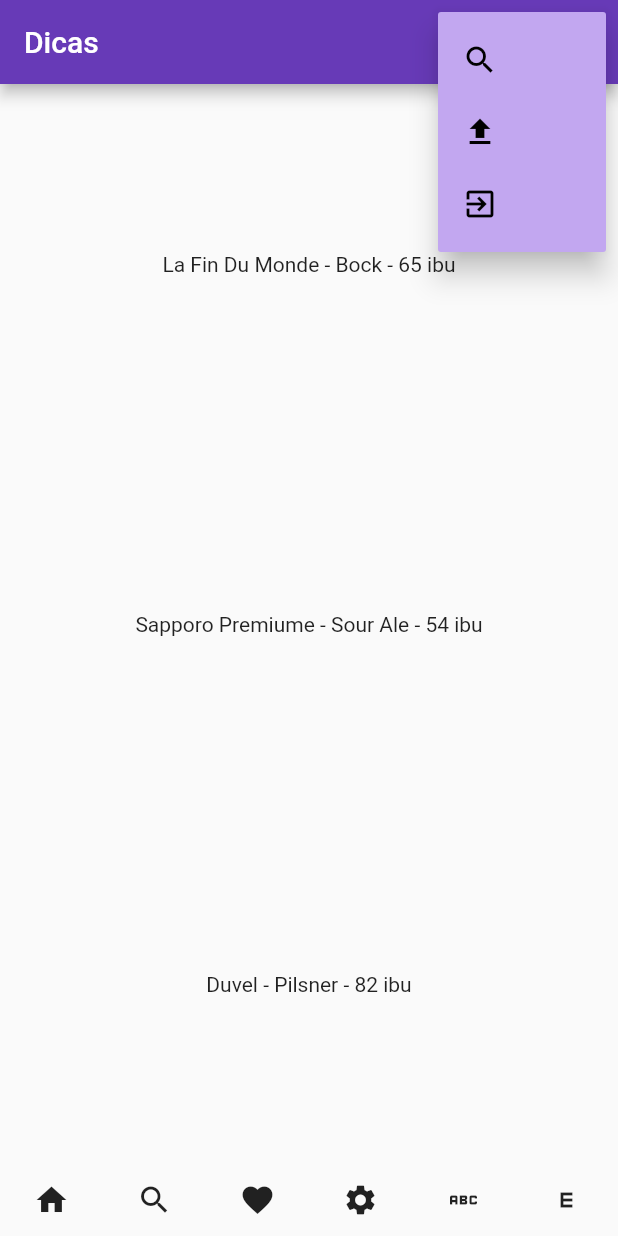
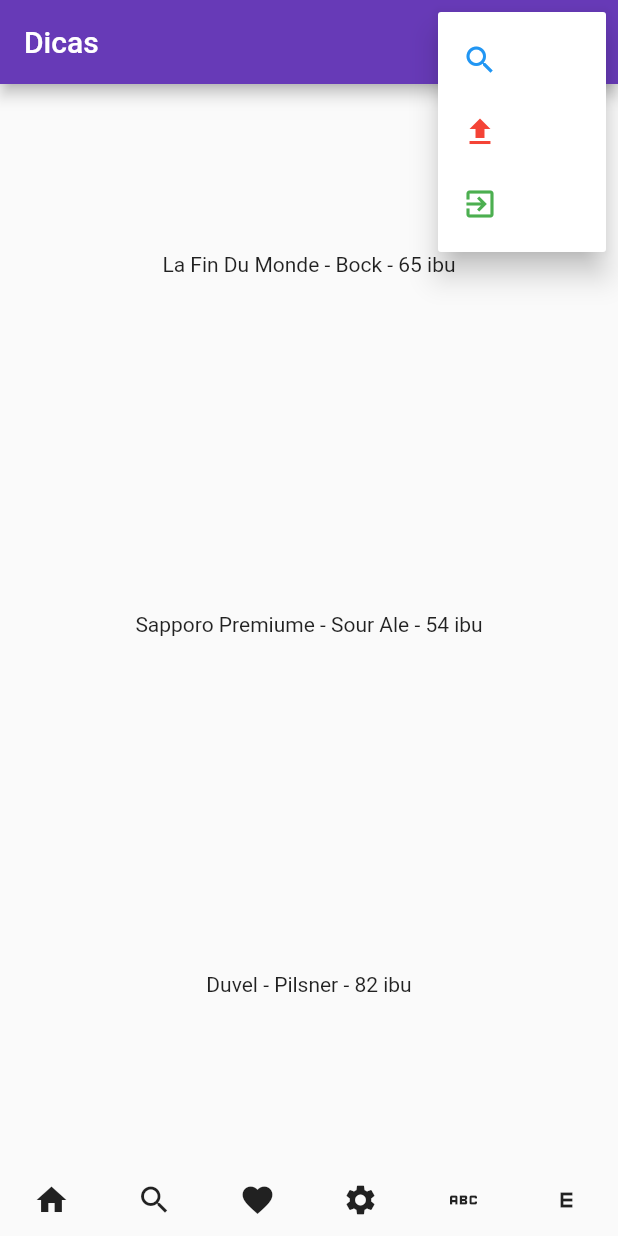
Before and after one commit to DayXL/Atividades-de-POO-1, a Flutter app: the screen it shows after launch, after a tap on the "more vert" icon, on a phone screen of 412 x 824 dp. Run offline on Flutter 3.47's test engine with Material 2 defaults, Android fonts, the phone set to English and light mode, and no system bars.

Commit message:
colocado cor nos botões

```diff
--- a/receita3/lib/main.dart
+++ b/receita3/lib/main.dart
@@ -17,11 +17,13 @@
             preferredSize: Size.fromHeight(kToolbarHeight),
             child: MyAppBar(),
           ),
+
           body: DataBodyWidget(objects: const [
             "La Fin Du Monde - Bock - 65 ibu",
             "Sapporo Premiume - Sour Ale - 54 ibu",
             "Duvel - Pilsner - 82 ibu"
           ]),
+
           bottomNavigationBar: NewNavBar(icones: const [
             Icons.home,
             Icons.search,
@@ -88,22 +90,31 @@
           itemBuilder: (context) {
             return criarPopupItens(icones);
           },
-          color: const Color.fromARGB(255, 194, 167, 240),
         )
       ],
     );
   }
 
   List<PopupMenuItem<IconData>> criarPopupItens(List<IconData> icones) {
-    return icones
-        .map((icone) => PopupMenuItem(
-              value: icone,
-              child: Row(
-                children: [
-                  Icon(icone, color: Colors.black),
-                ],
-              ),
-            ))
-        .toList();
+    return icones.map((icone) {
+      Color cor = Colors.black;
+      if (icone == Icons.search) {
+        cor = Colors.blue;
+      } else if (icone == Icons.upload) {
+        cor = Colors.red;
+      } else if (icone == Icons.exit_to_app) {
+        cor = Colors.green;
+      }
+
+    return PopupMenuItem(
+      value: icone,
+      child: Row(
+        children: [
+          Icon(icone, color: cor),
+        ],
+      ),
+    );
+  }).toList();
   }
+
 }
```
